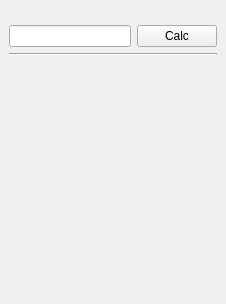
First picture: the form in src/molcalcwidgetbase.ui, repository KDE/kalzium, before the edit.
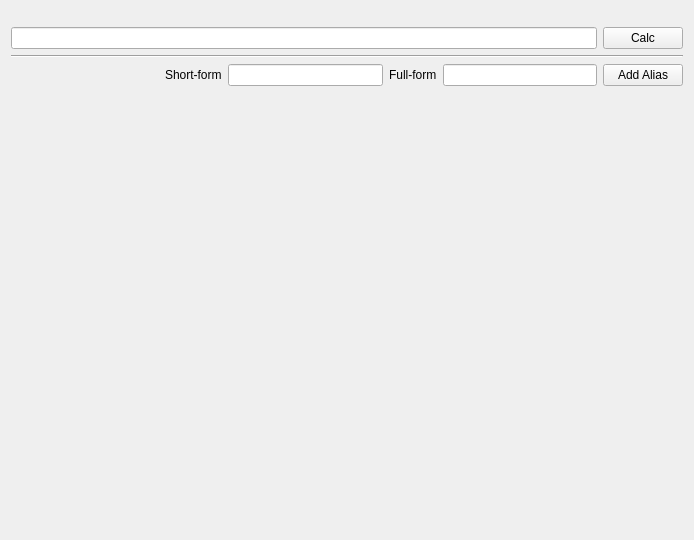
Second picture: the form after the edit. Custom widgets are drawn as their Qt base class.

Commit message: Adding the 'addAlias mode', its incomplete.

What changed in the file:
```diff
--- a/src/molcalcwidgetbase.ui
+++ b/src/molcalcwidgetbase.ui
@@ -6,17 +6,11 @@
    <rect>
     <x>0</x>
     <y>0</y>
-    <width>226</width>
-    <height>304</height>
+    <width>694</width>
+    <height>540</height>
    </rect>
   </property>
-  <layout class="QVBoxLayout">
-   <property name="spacing">
-    <number>6</number>
-   </property>
-   <property name="margin">
-    <number>9</number>
-   </property>
+  <layout class="QVBoxLayout" name="verticalLayout">
    <item>
     <spacer>
      <property name="orientation">
@@ -66,6 +60,73 @@
      </property>
     </widget>
    </item>
+   <item>
+    <layout class="QHBoxLayout" name="horizontalLayout">
+     <item>
+      <spacer name="horizontalSpacer">
+       <property name="orientation">
+        <enum>Qt::Horizontal</enum>
+       </property>
+       <property name="sizeHint" stdset="0">
+        <size>
+         <width>40</width>
+         <height>20</height>
+        </size>
+       </property>
+      </spacer>
+     </item>
+     <item>
+      <widget class="QLabel" name="label">
+       <property name="text">
+        <string>Short-form</string>
+       </property>
+      </widget>
+     </item>
+     <item>
+      <widget class="QLineEdit" name="shortForm"/>
+     </item>
+     <item>
+      <widget class="QLabel" name="label_2">
+       <property name="text">
+        <string>Full-form</string>
+       </property>
+      </widget>
+     </item>
+     <item>
+      <widget class="QLineEdit" name="fullForm"/>
+     </item>
+     <item>
+      <widget class="QPushButton" name="alias">
+       <property name="text">
+        <string>Add Alias</string>
+       </property>
+      </widget>
+     </item>
+    </layout>
+   </item>
+   <item>
+    <widget class="QLabel" name="aliasMessage">
+     <property name="text">
+      <string/>
+     </property>
+    </widget>
+   </item>
+   <item>
+    <spacer>
+     <property name="orientation">
+      <enum>Qt::Vertical</enum>
+     </property>
+     <property name="sizeType">
+      <enum>QSizePolicy::MinimumExpanding</enum>
+     </property>
+     <property name="sizeHint" stdset="0">
+      <size>
+       <width>41</width>
+       <height>131</height>
+      </size>
+     </property>
+    </spacer>
+   </item>
    <item>
     <widget class="QLabel" name="resultComposition">
      <property name="font">
@@ -90,22 +151,6 @@
      </property>
     </widget>
    </item>
-   <item>
-    <spacer>
-     <property name="orientation">
-      <enum>Qt::Vertical</enum>
-     </property>
-     <property name="sizeType">
-      <enum>QSizePolicy::MinimumExpanding</enum>
-     </property>
-     <property name="sizeHint" stdset="0">
-      <size>
-       <width>41</width>
-       <height>131</height>
-      </size>
-     </property>
-    </spacer>
-   </item>
    <item>
     <widget class="QLabel" name="resultLabel">
      <property name="text">
```
The commit also changes 5 other files.
